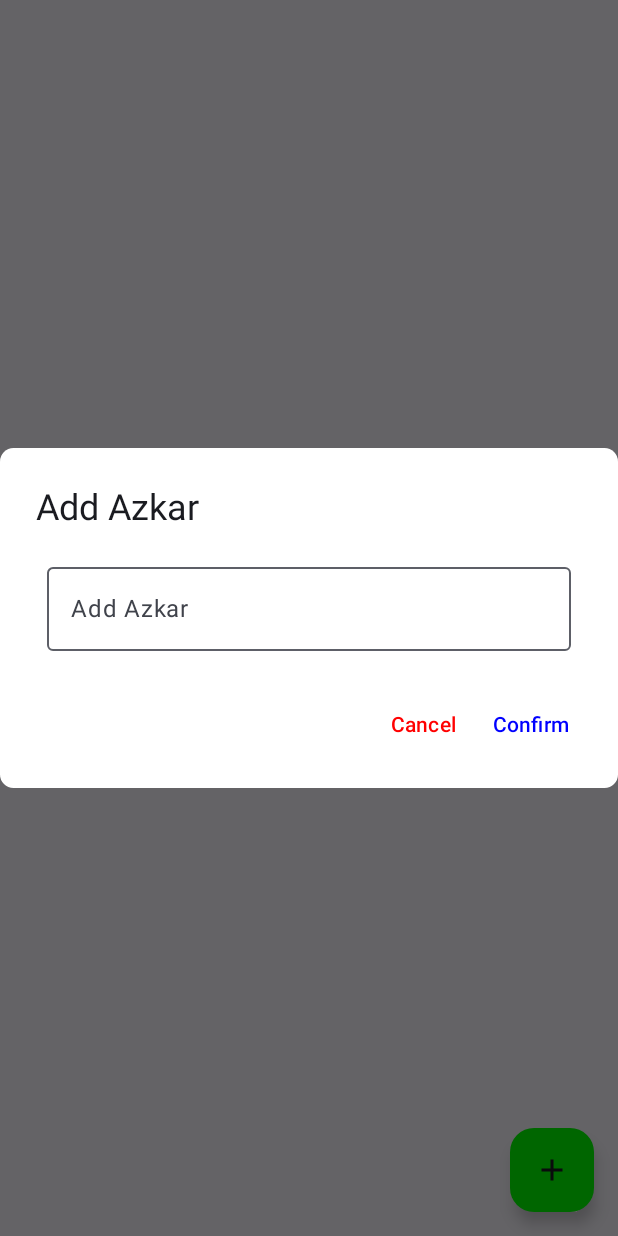
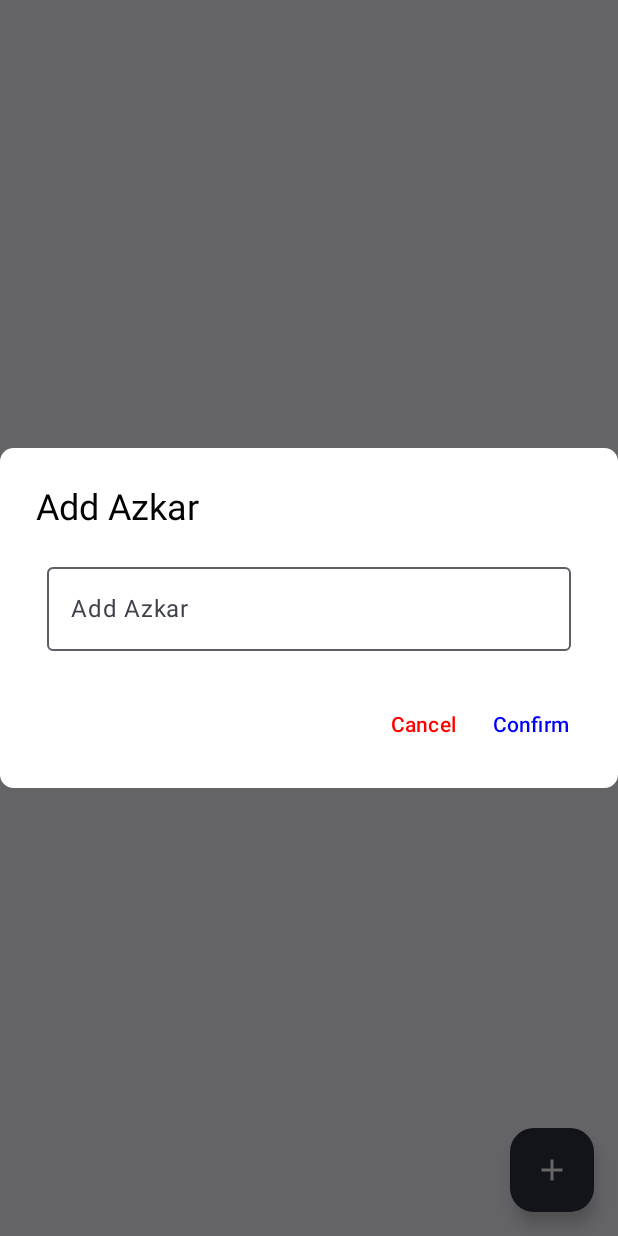
Before and after one commit to AhmedGamalRamadan/Sebha, an Android app built with Jetpack Compose: the screen it shows after launch (MainActivity), after a tap on "Add", on a phone screen of 412 x 824 dp. Run offline under Robolectric (Android 15) with nearby library versions, the phone set to English and light mode, and no system bars; our stand-ins replace Room's generated code, accompanist.

```diff
--- a/app/src/main/java/com/ag/projects/sebha/presentation/ui/activities/MainActivity.kt
+++ b/app/src/main/java/com/ag/projects/sebha/presentation/ui/activities/MainActivity.kt
@@ -4,9 +4,6 @@ import android.os.Bundle
 import androidx.activity.ComponentActivity
 import androidx.activity.compose.setContent
 import androidx.activity.enableEdgeToEdge
-import androidx.compose.foundation.layout.fillMaxSize
-import androidx.compose.material3.Scaffold
-import androidx.compose.ui.Modifier
 import com.ag.projects.sebha.presentation.ui.screen.HomeScreen
 import com.ag.projects.sebha.presentation.ui.theme.SebhaTheme
 
--- a/app/src/main/java/com/ag/projects/sebha/presentation/ui/components/alert_dialog/AlertDialog.kt
+++ b/app/src/main/java/com/ag/projects/sebha/presentation/ui/components/alert_dialog/AlertDialog.kt
@@ -52,7 +52,12 @@ fun AlertDialogAzkar(
                 color = Color.Red,
             )
         },
-        title = { Text(text = title) },
+        title = {
+            Text(
+                text = title,
+                color = Color.Black
+            )
+        },
         text = {
             OutlinedTextField(
                 value = azkar,
@@ -63,12 +68,13 @@ fun AlertDialogAzkar(
                     .fillMaxWidth()
                     .padding(7.dp),
                 placeholder = {
-
                     Text(text = stringResource(R.string.add_azkar))
                 },
                 colors = OutlinedTextFieldDefaults.colors(
                     focusedContainerColor = Color.White,
                     unfocusedContainerColor = Color.White,
+                    focusedTextColor = Color.Black,
+                    unfocusedTextColor = Color.Black
                 ),
                 maxLines = 1,
                 isError = isError
--- a/app/src/main/java/com/ag/projects/sebha/presentation/ui/screen/HomeScreen.kt
+++ b/app/src/main/java/com/ag/projects/sebha/presentation/ui/screen/HomeScreen.kt
@@ -26,9 +26,9 @@ import androidx.lifecycle.compose.collectAsStateWithLifecycle
 import com.ag.projects.sebha.R
 import com.ag.projects.sebha.presentation.ui.components.AzkarCardItem
 import com.ag.projects.sebha.presentation.ui.components.alert_dialog.AlertDialogAzkar
+import com.ag.projects.sebha.presentation.ui.theme.DarkBlue
 import com.ag.projects.sebha.util.Result
 import com.google.accompanist.swiperefresh.SwipeRefresh
-import com.google.accompanist.swiperefresh.SwipeRefreshState
 import com.google.accompanist.swiperefresh.rememberSwipeRefreshState
 import kotlinx.coroutines.launch
 import org.koin.androidx.compose.getViewModel
@@ -127,13 +127,17 @@ fun HomeScreen(
                     onClick = {
                         showDialog = true
                     },
-                    containerColor = Color.Green,
+                    containerColor = DarkBlue,
                     modifier = Modifier
                         .align(Alignment.BottomEnd)
                         .padding(16.dp)
 
                 ) {
-                    Icon(Icons.Filled.Add, contentDescription = "Add")
+                    Icon(
+                        Icons.Filled.Add,
+                        contentDescription = "Add",
+                        tint = Color.White
+                    )
                 }
             }
             if (showDialog) {
--- a/app/src/main/java/com/ag/projects/sebha/presentation/ui/theme/Color.kt
+++ b/app/src/main/java/com/ag/projects/sebha/presentation/ui/theme/Color.kt
@@ -9,3 +9,5 @@ val Pink80 = Color(0xFFEFB8C8)
 val Purple40 = Color(0xFF6650a4)
 val PurpleGrey40 = Color(0xFF625b71)
 val Pink40 = Color(0xFF7D5260)
+
+val DarkBlue =Color(0xFF2d3242)
```
Also changed, not shown: app/src/main/java/com/ag/projects/sebha/presentation/ui/components/AzkarCardItem.kt (+8 -3 lines).
